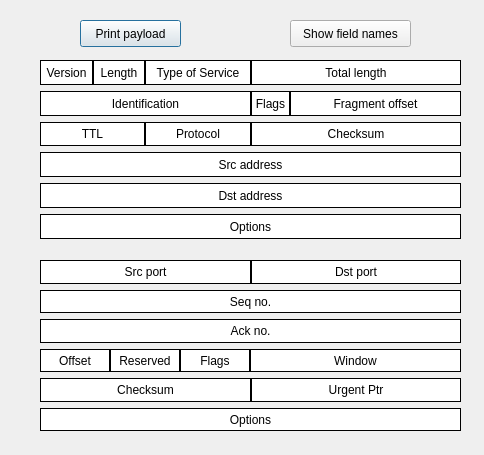
This is packetinfodialog.ui in AONunan/FinalYearProject as Qt 5 draws it before an edit. The edited form follows.
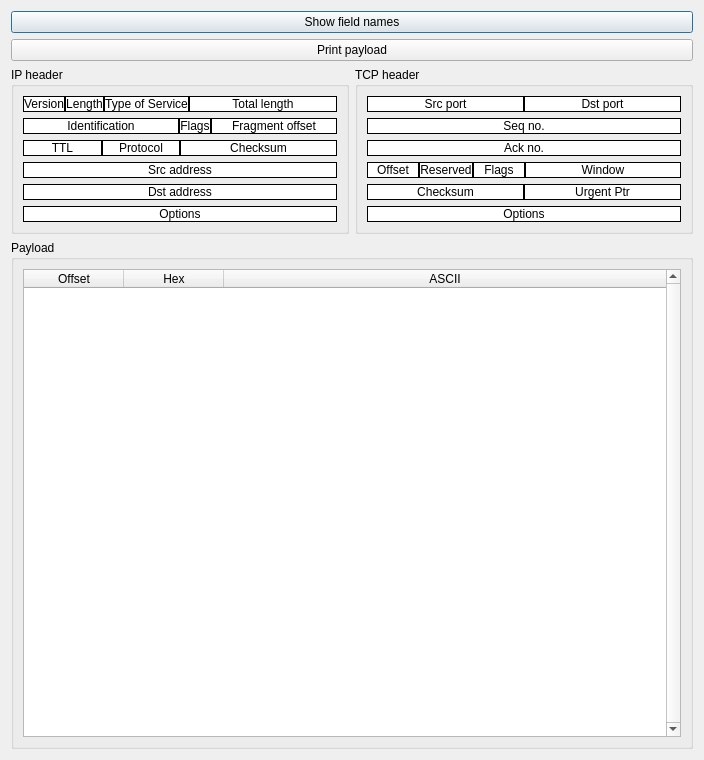
This is the edited form.

Commit message: Added window titles

```diff
--- a/packetinfodialog.ui
+++ b/packetinfodialog.ui
@@ -6,268 +6,37 @@
    <rect>
     <x>0</x>
     <y>0</y>
-    <width>484</width>
-    <height>455</height>
+    <width>704</width>
+    <height>760</height>
    </rect>
   </property>
   <property name="windowTitle">
    <string>Dialog</string>
   </property>
+  <layout class="QVBoxLayout" name="verticalLayout_3">
+   <item>
+    <widget class="QPushButton" name="pushButton_change_view">
+     <property name="text">
+      <string>Show field names</string>
+     </property>
+    </widget>
+   </item>
+   <item>
   <widget class="QPushButton" name="pushButton_print_payload">
-   <property name="geometry">
-    <rect>
-     <x>80</x>
-     <y>20</y>
-     <width>101</width>
-     <height>27</height>
-    </rect>
-   </property>
    <property name="text">
     <string>Print payload</string>
    </property>
   </widget>
-  <widget class="QWidget" name="layoutWidget">
-   <property name="geometry">
-    <rect>
-     <x>40</x>
-     <y>260</y>
-     <width>421</width>
-     <height>171</height>
-    </rect>
-   </property>
-   <layout class="QVBoxLayout" name="verticalLayout">
-    <item>
-     <layout class="QHBoxLayout" name="horizontalLayout">
-      <property name="spacing">
-       <number>0</number>
-      </property>
-      <item>
-       <widget class="QLabel" name="label_tcp_dst_port">
-        <property name="autoFillBackground">
-         <bool>false</bool>
-        </property>
-        <property name="styleSheet">
-         <string notr="true">background-color: rgb(255, 255, 255);</string>
-        </property>
-        <property name="frameShape">
-         <enum>QFrame::Box</enum>
-        </property>
-        <property name="text">
-         <string>Src port</string>
-        </property>
-        <property name="alignment">
-         <set>Qt::AlignCenter</set>
-        </property>
-       </widget>
       </item>
       <item>
-       <widget class="QLabel" name="label_tcp_src_port">
-        <property name="styleSheet">
-         <string notr="true">background-color: rgb(255, 255, 255);</string>
-        </property>
-        <property name="frameShape">
-         <enum>QFrame::Box</enum>
-        </property>
-        <property name="text">
-         <string>Dst port</string>
-        </property>
-        <property name="alignment">
-         <set>Qt::AlignCenter</set>
-        </property>
-       </widget>
-      </item>
-     </layout>
-    </item>
+    <layout class="QHBoxLayout" name="horizontalLayout_10" stretch="0,0">
     <item>
-     <widget class="QLabel" name="label_tcp_sequence_number">
-      <property name="toolTip">
-       <string>&lt;html&gt;&lt;head/&gt;&lt;body&gt;&lt;p&gt;(32 bits)&lt;/p&gt;&lt;p&gt;If the SYN flag TRUE, then this is the initial sequence number. The sequence number of the first data byte and the acknowledged number in the corresponding ACK equal this sequence number plus 1.&lt;/p&gt;&lt;p&gt;If the SYN flag is FALSE, then this is the accumulated sequence for the current session.&lt;/p&gt;&lt;/body&gt;&lt;/html&gt;</string>
-      </property>
-      <property name="styleSheet">
-       <string notr="true">background-color: rgb(255, 255, 255);</string>
-      </property>
-      <property name="frameShape">
-       <enum>QFrame::Box</enum>
-      </property>
-      <property name="text">
-       <string>Seq no.</string>
-      </property>
-      <property name="alignment">
-       <set>Qt::AlignCenter</set>
-      </property>
-     </widget>
-    </item>
+      <widget class="QGroupBox" name="groupBox_ip_header">
+       <property name="title">
+        <string>IP header</string>
+       </property>
+       <layout class="QHBoxLayout" name="horizontalLayout_6">
     <item>
-     <widget class="QLabel" name="label_tcp_ack_number">
-      <property name="toolTip">
-       <string>&lt;html&gt;&lt;head/&gt;&lt;body&gt;&lt;p&gt;(32 bits)&lt;/p&gt;&lt;p&gt;When the ACK flag is set, this field contains the value of the next sequence number the sender of the data is expecting to receive. Once a connection is established this is always sent.&lt;/p&gt;&lt;/body&gt;&lt;/html&gt;</string>
-      </property>
-      <property name="styleSheet">
-       <string notr="true">background-color: rgb(255, 255, 255);</string>
-      </property>
-      <property name="frameShape">
-       <enum>QFrame::Box</enum>
-      </property>
-      <property name="text">
-       <string>Ack no.</string>
-      </property>
-      <property name="alignment">
-       <set>Qt::AlignCenter</set>
-      </property>
-     </widget>
-    </item>
-    <item>
-     <layout class="QHBoxLayout" name="horizontalLayout_2" stretch="1,1,1,3">
-      <property name="spacing">
-       <number>0</number>
-      </property>
-      <item>
-       <widget class="QLabel" name="label_tcp_offset">
-        <property name="toolTip">
-         <string>&lt;html&gt;&lt;head/&gt;&lt;body&gt;&lt;p&gt;(4 bits)&lt;/p&gt;&lt;p&gt;The number of 32 bit words in the TCP header, indicating where the data begins.&lt;/p&gt;&lt;/body&gt;&lt;/html&gt;</string>
-        </property>
-        <property name="styleSheet">
-         <string notr="true">background-color: rgb(255, 255, 255);</string>
-        </property>
-        <property name="frameShape">
-         <enum>QFrame::Box</enum>
-        </property>
-        <property name="text">
-         <string>Offset</string>
-        </property>
-        <property name="alignment">
-         <set>Qt::AlignCenter</set>
-        </property>
-       </widget>
-      </item>
-      <item>
-       <widget class="QLabel" name="label_tcp_reserved">
-        <property name="toolTip">
-         <string>&lt;html&gt;&lt;head/&gt;&lt;body&gt;&lt;p&gt;(6 bits)&lt;/p&gt;&lt;p&gt;Reserved for future use. Always set to 0.&lt;/p&gt;&lt;/body&gt;&lt;/html&gt;</string>
-        </property>
-        <property name="styleSheet">
-         <string notr="true">background-color: rgb(255, 255, 255);</string>
-        </property>
-        <property name="frameShape">
-         <enum>QFrame::Box</enum>
-        </property>
-        <property name="text">
-         <string>Reserved</string>
-        </property>
-        <property name="alignment">
-         <set>Qt::AlignCenter</set>
-        </property>
-       </widget>
-      </item>
-      <item>
-       <widget class="QLabel" name="label_tcp_flags">
-        <property name="styleSheet">
-         <string notr="true">background-color: rgb(255, 255, 255);</string>
-        </property>
-        <property name="frameShape">
-         <enum>QFrame::Box</enum>
-        </property>
-        <property name="text">
-         <string>Flags</string>
-        </property>
-        <property name="alignment">
-         <set>Qt::AlignCenter</set>
-        </property>
-       </widget>
-      </item>
-      <item>
-       <widget class="QLabel" name="label_tcp_window">
-        <property name="toolTip">
-         <string>&lt;html&gt;&lt;head/&gt;&lt;body&gt;&lt;p&gt;(16 bits)&lt;/p&gt;&lt;p&gt;The number of data octets that the sender of this packet is willing to receive.&lt;/p&gt;&lt;/body&gt;&lt;/html&gt;</string>
-        </property>
-        <property name="styleSheet">
-         <string notr="true">background-color: rgb(255, 255, 255);</string>
-        </property>
-        <property name="frameShape">
-         <enum>QFrame::Box</enum>
-        </property>
-        <property name="text">
-         <string>Window</string>
-        </property>
-        <property name="alignment">
-         <set>Qt::AlignCenter</set>
-        </property>
-       </widget>
-      </item>
-     </layout>
-    </item>
-    <item>
-     <layout class="QHBoxLayout" name="horizontalLayout_3">
-      <property name="spacing">
-       <number>0</number>
-      </property>
-      <item>
-       <widget class="QLabel" name="label_tcp_checksum">
-        <property name="toolTip">
-         <string>&lt;html&gt;&lt;head/&gt;&lt;body&gt;&lt;p&gt;(16 bits)&lt;/p&gt;&lt;p&gt;Used to check for data corruption in the packet header AND in the packet payload.&lt;/p&gt;&lt;/body&gt;&lt;/html&gt;</string>
-        </property>
-        <property name="styleSheet">
-         <string notr="true">background-color: rgb(255, 255, 255);</string>
-        </property>
-        <property name="frameShape">
-         <enum>QFrame::Box</enum>
-        </property>
-        <property name="text">
-         <string>Checksum</string>
-        </property>
-        <property name="alignment">
-         <set>Qt::AlignCenter</set>
-        </property>
-       </widget>
-      </item>
-      <item>
-       <widget class="QLabel" name="label_tcp_urgent_ptr">
-        <property name="toolTip">
-         <string>&lt;html&gt;&lt;head/&gt;&lt;body&gt;&lt;p&gt;(16 bits)&lt;/p&gt;&lt;p&gt;Only used when the URG flag is set. Contains the current value of the urgent pointer as an offset from the sequence number.&lt;/p&gt;&lt;/body&gt;&lt;/html&gt;</string>
-        </property>
-        <property name="styleSheet">
-         <string notr="true">background-color: rgb(255, 255, 255);</string>
-        </property>
-        <property name="frameShape">
-         <enum>QFrame::Box</enum>
-        </property>
-        <property name="text">
-         <string>Urgent Ptr</string>
-        </property>
-        <property name="alignment">
-         <set>Qt::AlignCenter</set>
-        </property>
-       </widget>
-      </item>
-     </layout>
-    </item>
-    <item>
-     <widget class="QLabel" name="label_tcp_options">
-      <property name="styleSheet">
-       <string notr="true">background-color: rgb(255, 255, 255);</string>
-      </property>
-      <property name="frameShape">
-       <enum>QFrame::Box</enum>
-      </property>
-      <property name="text">
-       <string>Options</string>
-      </property>
-      <property name="alignment">
-       <set>Qt::AlignCenter</set>
-      </property>
-     </widget>
-    </item>
-   </layout>
-  </widget>
-  <widget class="QWidget" name="layoutWidget">
-   <property name="geometry">
-    <rect>
-     <x>40</x>
-     <y>60</y>
-     <width>421</width>
-     <height>179</height>
-    </rect>
-   </property>
    <layout class="QVBoxLayout" name="verticalLayout_2">
     <item>
      <layout class="QHBoxLayout" name="horizontalLayout_4" stretch="1,1,2,4">
@@ -532,20 +301,311 @@
      </widget>
     </item>
    </layout>
-  </widget>
-  <widget class="QPushButton" name="pushButton_change_view">
-   <property name="geometry">
-    <rect>
-     <x>290</x>
-     <y>20</y>
-     <width>121</width>
-     <height>27</height>
-    </rect>
-   </property>
+        </item>
+       </layout>
+      </widget>
+     </item>
+     <item>
+      <widget class="QGroupBox" name="groupBox_tcp_header">
+       <property name="title">
+        <string>TCP header</string>
+       </property>
+       <layout class="QHBoxLayout" name="horizontalLayout_8">
+        <item>
+         <layout class="QVBoxLayout" name="verticalLayout">
+          <item>
+           <layout class="QHBoxLayout" name="horizontalLayout">
+            <property name="spacing">
+             <number>0</number>
+            </property>
+            <item>
+             <widget class="QLabel" name="label_tcp_dst_port">
+              <property name="autoFillBackground">
+               <bool>false</bool>
+              </property>
+              <property name="styleSheet">
+               <string notr="true">background-color: rgb(255, 255, 255);</string>
+              </property>
+              <property name="frameShape">
+               <enum>QFrame::Box</enum>
+              </property>
    <property name="text">
-    <string>Show field names</string>
-   </property>
-  </widget>
+               <string>Src port</string>
+              </property>
+              <property name="alignment">
+               <set>Qt::AlignCenter</set>
+              </property>
+             </widget>
+            </item>
+            <item>
+             <widget class="QLabel" name="label_tcp_src_port">
+              <property name="styleSheet">
+               <string notr="true">background-color: rgb(255, 255, 255);</string>
+              </property>
+              <property name="frameShape">
+               <enum>QFrame::Box</enum>
+              </property>
+              <property name="text">
+               <string>Dst port</string>
+              </property>
+              <property name="alignment">
+               <set>Qt::AlignCenter</set>
+              </property>
+             </widget>
+            </item>
+           </layout>
+          </item>
+          <item>
+           <widget class="QLabel" name="label_tcp_sequence_number">
+            <property name="toolTip">
+             <string>&lt;html&gt;&lt;head/&gt;&lt;body&gt;&lt;p&gt;(32 bits)&lt;/p&gt;&lt;p&gt;If the SYN flag TRUE, then this is the initial sequence number. The sequence number of the first data byte and the acknowledged number in the corresponding ACK equal this sequence number plus 1.&lt;/p&gt;&lt;p&gt;If the SYN flag is FALSE, then this is the accumulated sequence for the current session.&lt;/p&gt;&lt;/body&gt;&lt;/html&gt;</string>
+            </property>
+            <property name="styleSheet">
+             <string notr="true">background-color: rgb(255, 255, 255);</string>
+            </property>
+            <property name="frameShape">
+             <enum>QFrame::Box</enum>
+            </property>
+            <property name="text">
+             <string>Seq no.</string>
+            </property>
+            <property name="alignment">
+             <set>Qt::AlignCenter</set>
+            </property>
+           </widget>
+          </item>
+          <item>
+           <widget class="QLabel" name="label_tcp_ack_number">
+            <property name="toolTip">
+             <string>&lt;html&gt;&lt;head/&gt;&lt;body&gt;&lt;p&gt;(32 bits)&lt;/p&gt;&lt;p&gt;When the ACK flag is set, this field contains the value of the next sequence number the sender of the data is expecting to receive. Once a connection is established this is always sent.&lt;/p&gt;&lt;/body&gt;&lt;/html&gt;</string>
+            </property>
+            <property name="styleSheet">
+             <string notr="true">background-color: rgb(255, 255, 255);</string>
+            </property>
+            <property name="frameShape">
+             <enum>QFrame::Box</enum>
+            </property>
+            <property name="text">
+             <string>Ack no.</string>
+            </property>
+            <property name="alignment">
+             <set>Qt::AlignCenter</set>
+            </property>
+           </widget>
+          </item>
+          <item>
+           <layout class="QHBoxLayout" name="horizontalLayout_2" stretch="1,1,1,3">
+            <property name="spacing">
+             <number>0</number>
+            </property>
+            <item>
+             <widget class="QLabel" name="label_tcp_offset">
+              <property name="toolTip">
+               <string>&lt;html&gt;&lt;head/&gt;&lt;body&gt;&lt;p&gt;(4 bits)&lt;/p&gt;&lt;p&gt;The number of 32 bit words in the TCP header, indicating where the data begins.&lt;/p&gt;&lt;/body&gt;&lt;/html&gt;</string>
+              </property>
+              <property name="styleSheet">
+               <string notr="true">background-color: rgb(255, 255, 255);</string>
+              </property>
+              <property name="frameShape">
+               <enum>QFrame::Box</enum>
+              </property>
+              <property name="text">
+               <string>Offset</string>
+              </property>
+              <property name="alignment">
+               <set>Qt::AlignCenter</set>
+              </property>
+             </widget>
+            </item>
+            <item>
+             <widget class="QLabel" name="label_tcp_reserved">
+              <property name="toolTip">
+               <string>&lt;html&gt;&lt;head/&gt;&lt;body&gt;&lt;p&gt;(6 bits)&lt;/p&gt;&lt;p&gt;Reserved for future use. Always set to 0.&lt;/p&gt;&lt;/body&gt;&lt;/html&gt;</string>
+              </property>
+              <property name="styleSheet">
+               <string notr="true">background-color: rgb(255, 255, 255);</string>
+              </property>
+              <property name="frameShape">
+               <enum>QFrame::Box</enum>
+              </property>
+              <property name="text">
+               <string>Reserved</string>
+              </property>
+              <property name="alignment">
+               <set>Qt::AlignCenter</set>
+              </property>
+             </widget>
+            </item>
+            <item>
+             <widget class="QLabel" name="label_tcp_flags">
+              <property name="styleSheet">
+               <string notr="true">background-color: rgb(255, 255, 255);</string>
+              </property>
+              <property name="frameShape">
+               <enum>QFrame::Box</enum>
+              </property>
+              <property name="text">
+               <string>Flags</string>
+              </property>
+              <property name="alignment">
+               <set>Qt::AlignCenter</set>
+              </property>
+             </widget>
+            </item>
+            <item>
+             <widget class="QLabel" name="label_tcp_window">
+              <property name="toolTip">
+               <string>&lt;html&gt;&lt;head/&gt;&lt;body&gt;&lt;p&gt;(16 bits)&lt;/p&gt;&lt;p&gt;The number of data octets that the sender of this packet is willing to receive.&lt;/p&gt;&lt;/body&gt;&lt;/html&gt;</string>
+              </property>
+              <property name="styleSheet">
+               <string notr="true">background-color: rgb(255, 255, 255);</string>
+              </property>
+              <property name="frameShape">
+               <enum>QFrame::Box</enum>
+              </property>
+              <property name="text">
+               <string>Window</string>
+              </property>
+              <property name="alignment">
+               <set>Qt::AlignCenter</set>
+              </property>
+             </widget>
+            </item>
+           </layout>
+          </item>
+          <item>
+           <layout class="QHBoxLayout" name="horizontalLayout_3">
+            <property name="spacing">
+             <number>0</number>
+            </property>
+            <item>
+             <widget class="QLabel" name="label_tcp_checksum">
+              <property name="toolTip">
+               <string>&lt;html&gt;&lt;head/&gt;&lt;body&gt;&lt;p&gt;(16 bits)&lt;/p&gt;&lt;p&gt;Used to check for data corruption in the packet header AND in the packet payload.&lt;/p&gt;&lt;/body&gt;&lt;/html&gt;</string>
+              </property>
+              <property name="styleSheet">
+               <string notr="true">background-color: rgb(255, 255, 255);</string>
+              </property>
+              <property name="frameShape">
+               <enum>QFrame::Box</enum>
+              </property>
+              <property name="text">
+               <string>Checksum</string>
+              </property>
+              <property name="alignment">
+               <set>Qt::AlignCenter</set>
+              </property>
+             </widget>
+            </item>
+            <item>
+             <widget class="QLabel" name="label_tcp_urgent_ptr">
+              <property name="toolTip">
+               <string>&lt;html&gt;&lt;head/&gt;&lt;body&gt;&lt;p&gt;(16 bits)&lt;/p&gt;&lt;p&gt;Only used when the URG flag is set. Contains the current value of the urgent pointer as an offset from the sequence number.&lt;/p&gt;&lt;/body&gt;&lt;/html&gt;</string>
+              </property>
+              <property name="styleSheet">
+               <string notr="true">background-color: rgb(255, 255, 255);</string>
+              </property>
+              <property name="frameShape">
+               <enum>QFrame::Box</enum>
+              </property>
+              <property name="text">
+               <string>Urgent Ptr</string>
+              </property>
+              <property name="alignment">
+               <set>Qt::AlignCenter</set>
+              </property>
+             </widget>
+            </item>
+           </layout>
+          </item>
+          <item>
+           <widget class="QLabel" name="label_tcp_options">
+            <property name="styleSheet">
+             <string notr="true">background-color: rgb(255, 255, 255);</string>
+            </property>
+            <property name="frameShape">
+             <enum>QFrame::Box</enum>
+            </property>
+            <property name="text">
+             <string>Options</string>
+            </property>
+            <property name="alignment">
+             <set>Qt::AlignCenter</set>
+            </property>
+           </widget>
+          </item>
+         </layout>
+        </item>
+       </layout>
+      </widget>
+     </item>
+    </layout>
+   </item>
+   <item>
+    <widget class="QGroupBox" name="groupBox_payload">
+     <property name="title">
+      <string>Payload</string>
+     </property>
+     <layout class="QHBoxLayout" name="horizontalLayout_9">
+      <item>
+       <widget class="QTableWidget" name="tableWidget_payload">
+        <property name="sizePolicy">
+         <sizepolicy hsizetype="Expanding" vsizetype="Expanding">
+          <horstretch>0</horstretch>
+          <verstretch>0</verstretch>
+         </sizepolicy>
+        </property>
+        <property name="toolTip">
+         <string>Captured packets</string>
+        </property>
+        <property name="frameShape">
+         <enum>QFrame::StyledPanel</enum>
+        </property>
+        <property name="verticalScrollBarPolicy">
+         <enum>Qt::ScrollBarAlwaysOn</enum>
+        </property>
+        <property name="editTriggers">
+         <set>QAbstractItemView::NoEditTriggers</set>
+        </property>
+        <property name="alternatingRowColors">
+         <bool>false</bool>
+        </property>
+        <property name="selectionBehavior">
+         <enum>QAbstractItemView::SelectRows</enum>
+        </property>
+        <property name="rowCount">
+         <number>0</number>
+        </property>
+        <property name="columnCount">
+         <number>3</number>
+        </property>
+        <attribute name="horizontalHeaderStretchLastSection">
+         <bool>true</bool>
+        </attribute>
+        <attribute name="verticalHeaderStretchLastSection">
+         <bool>false</bool>
+        </attribute>
+        <column>
+         <property name="text">
+          <string>Offset</string>
+         </property>
+        </column>
+        <column>
+         <property name="text">
+          <string>Hex</string>
+         </property>
+        </column>
+        <column>
+         <property name="text">
+          <string>ASCII</string>
+         </property>
+        </column>
+       </widget>
+      </item>
+     </layout>
+    </widget>
+   </item>
+  </layout>
  </widget>
  <resources/>
  <connections/>
```
Left out of the diff: 2 changed lines with no effect on the pictures. Lines whose indentation alone changed are shown as unchanged. The commit also changes 6 other files.
